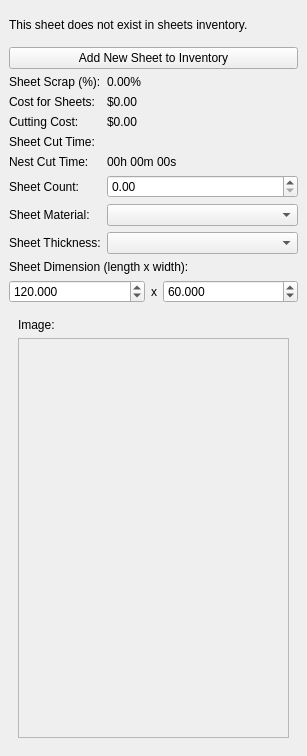
Before: the Qt Designer form ui/widgets/nest_widget.ui in TheCodingJsoftware/Invigo, drawn with Qt 5.
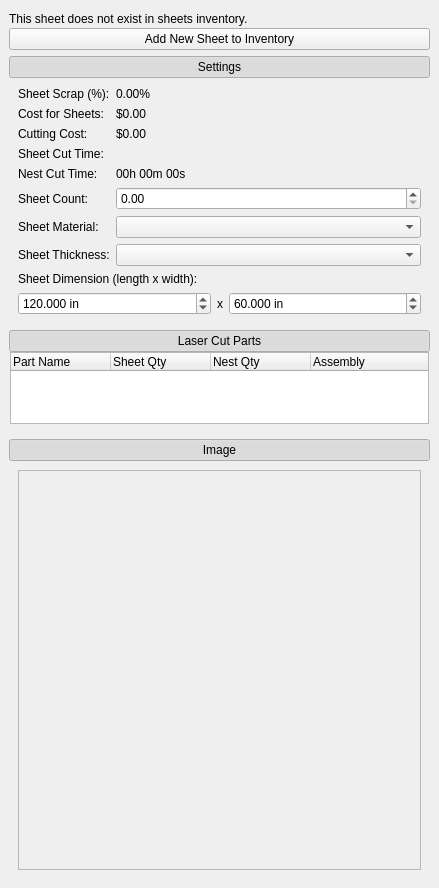
After: the same form once the commit is applied. Icons and pictures are not drawn.

Commit message: implemented nest widget

```diff
--- a/ui/widgets/nest_widget.ui
+++ b/ui/widgets/nest_widget.ui
@@ -6,8 +6,8 @@
    <rect>
     <x>0</x>
     <y>0</y>
-    <width>307</width>
-    <height>756</height>
+    <width>439</width>
+    <height>888</height>
    </rect>
   </property>
   <property name="windowTitle">
@@ -49,6 +49,9 @@
       </property>
       <item>
        <layout class="QVBoxLayout" name="verticalLayout_3" stretch="1,0">
+        <property name="spacing">
+         <number>0</number>
+        </property>
         <item>
          <widget class="QLabel" name="label_sheet_status">
           <property name="sizePolicy">
@@ -78,6 +81,56 @@
        </layout>
       </item>
       <item>
+       <layout class="QVBoxLayout" name="verticalLayout_7">
+        <property name="spacing">
+         <number>0</number>
+        </property>
+        <item>
+         <widget class="QPushButton" name="pushButton_settings">
+          <property name="cursor">
+           <cursorShape>PointingHandCursor</cursorShape>
+          </property>
+          <property name="text">
+           <string>Settings</string>
+          </property>
+          <property name="checkable">
+           <bool>true</bool>
+          </property>
+          <property name="checked">
+           <bool>true</bool>
+          </property>
+         </widget>
+        </item>
+        <item>
+         <widget class="QWidget" name="settings_widget" native="true">
+          <layout class="QVBoxLayout" name="verticalLayout_12">
+           <property name="leftMargin">
+            <number>0</number>
+           </property>
+           <property name="topMargin">
+            <number>0</number>
+           </property>
+           <property name="rightMargin">
+            <number>0</number>
+           </property>
+           <property name="bottomMargin">
+            <number>0</number>
+           </property>
+           <item>
+            <layout class="QVBoxLayout" name="verticalLayout_11">
+             <property name="leftMargin">
+              <number>9</number>
+             </property>
+             <property name="topMargin">
+              <number>9</number>
+             </property>
+             <property name="rightMargin">
+              <number>9</number>
+             </property>
+             <property name="bottomMargin">
+              <number>9</number>
+             </property>
+             <item>
        <layout class="QGridLayout" name="gridLayout" columnstretch="0,1">
         <item row="5" column="0">
          <widget class="QLabel" name="label_5">
@@ -237,6 +290,9 @@
        <layout class="QHBoxLayout" name="horizontalLayout" stretch="1,0,1">
         <item>
          <widget class="QDoubleSpinBox" name="doubleSpinBox_length">
+                 <property name="suffix">
+                  <string> in</string>
+                 </property>
           <property name="decimals">
            <number>3</number>
           </property>
@@ -257,6 +313,9 @@
         </item>
         <item>
          <widget class="QDoubleSpinBox" name="doubleSpinBox_width">
+                 <property name="suffix">
+                  <string> in</string>
+                 </property>
           <property name="decimals">
            <number>3</number>
           </property>
@@ -270,19 +329,172 @@
         </item>
        </layout>
       </item>
+            </layout>
+           </item>
+          </layout>
+         </widget>
+        </item>
+       </layout>
+      </item>
+      <item>
+       <layout class="QVBoxLayout" name="verticalLayout_6">
+        <property name="spacing">
+         <number>0</number>
+        </property>
+        <item>
+         <widget class="QPushButton" name="pushButton_laser_cut_parts">
+          <property name="cursor">
+           <cursorShape>PointingHandCursor</cursorShape>
+          </property>
+          <property name="text">
+           <string>Laser Cut Parts</string>
+          </property>
+          <property name="checkable">
+           <bool>true</bool>
+          </property>
+          <property name="checked">
+           <bool>true</bool>
+          </property>
+         </widget>
+        </item>
+        <item>
+         <widget class="QWidget" name="laser_cut_parts_widget" native="true">
+          <layout class="QVBoxLayout" name="verticalLayout_8">
+           <property name="leftMargin">
+            <number>0</number>
+           </property>
+           <property name="topMargin">
+            <number>0</number>
+           </property>
+           <property name="rightMargin">
+            <number>0</number>
+           </property>
+           <property name="bottomMargin">
+            <number>0</number>
+           </property>
+           <item>
+            <layout class="QVBoxLayout" name="laser_cut_parts_layout">
+             <property name="leftMargin">
+              <number>1</number>
+             </property>
+             <property name="topMargin">
+              <number>0</number>
+             </property>
+             <property name="rightMargin">
+              <number>1</number>
+             </property>
+             <property name="bottomMargin">
+              <number>9</number>
+             </property>
+             <item>
+              <widget class="QTreeWidget" name="treeWidget_parts">
+               <property name="verticalScrollBarPolicy">
+                <enum>Qt::ScrollBarPolicy::ScrollBarAlwaysOff</enum>
+               </property>
+               <property name="horizontalScrollBarPolicy">
+                <enum>Qt::ScrollBarPolicy::ScrollBarAsNeeded</enum>
+               </property>
+               <property name="sizeAdjustPolicy">
+                <enum>QAbstractScrollArea::SizeAdjustPolicy::AdjustToContents</enum>
+               </property>
+               <property name="autoScroll">
+                <bool>true</bool>
+               </property>
+               <property name="selectionMode">
+                <enum>QAbstractItemView::SelectionMode::SingleSelection</enum>
+               </property>
+               <property name="verticalScrollMode">
+                <enum>QAbstractItemView::ScrollMode::ScrollPerPixel</enum>
+               </property>
+               <property name="indentation">
+                <number>0</number>
+               </property>
+               <property name="animated">
+                <bool>true</bool>
+               </property>
+               <property name="wordWrap">
+                <bool>true</bool>
+               </property>
+               <column>
+                <property name="text">
+                 <string>Part Name</string>
+                </property>
+               </column>
+               <column>
+                <property name="text">
+                 <string>Sheet Qty</string>
+                </property>
+               </column>
+               <column>
+                <property name="text">
+                 <string>Nest Qty</string>
+                </property>
+               </column>
+               <column>
+                <property name="text">
+                 <string>Assembly</string>
+                </property>
+               </column>
+              </widget>
+             </item>
+            </layout>
+           </item>
+          </layout>
+         </widget>
+        </item>
+       </layout>
+      </item>
       <item>
        <widget class="QWidget" name="image_widget" native="true">
         <layout class="QVBoxLayout" name="verticalLayout_5">
+         <property name="leftMargin">
+          <number>0</number>
+         </property>
+         <property name="topMargin">
+          <number>0</number>
+         </property>
+         <property name="rightMargin">
+          <number>0</number>
+         </property>
+         <property name="bottomMargin">
+          <number>0</number>
+         </property>
          <item>
-          <widget class="QLabel" name="label_8">
+          <layout class="QVBoxLayout" name="verticalLayout_9">
+           <property name="spacing">
+            <number>0</number>
+           </property>
+           <item>
+            <widget class="QPushButton" name="pushButton_image">
+             <property name="cursor">
+              <cursorShape>PointingHandCursor</cursorShape>
+             </property>
            <property name="text">
-            <string>Image:</string>
-           </property>
-           <property name="wordWrap">
+              <string>Image</string>
+             </property>
+             <property name="checkable">
+              <bool>true</bool>
+             </property>
+             <property name="checked">
             <bool>true</bool>
            </property>
           </widget>
          </item>
+           <item>
+            <widget class="QWidget" name="image_widget_2" native="true">
+             <layout class="QVBoxLayout" name="verticalLayout_10">
+              <property name="leftMargin">
+               <number>9</number>
+              </property>
+              <property name="topMargin">
+               <number>9</number>
+              </property>
+              <property name="rightMargin">
+               <number>9</number>
+              </property>
+              <property name="bottomMargin">
+               <number>9</number>
+              </property>
          <item>
           <widget class="QScrollArea" name="scrollArea">
            <property name="minimumSize">
@@ -305,7 +517,7 @@
              <rect>
               <x>0</x>
               <y>0</y>
-              <width>269</width>
+                   <width>399</width>
               <height>398</height>
              </rect>
             </property>
@@ -370,6 +582,11 @@
        </widget>
       </item>
      </layout>
+         </item>
+        </layout>
+       </widget>
+      </item>
+     </layout>
     </widget>
    </item>
   </layout>
```
Left out of the diff: 53 changed lines with no effect on the pictures. Lines whose indentation alone changed are shown as unchanged. The commit also changes 20 other files.
